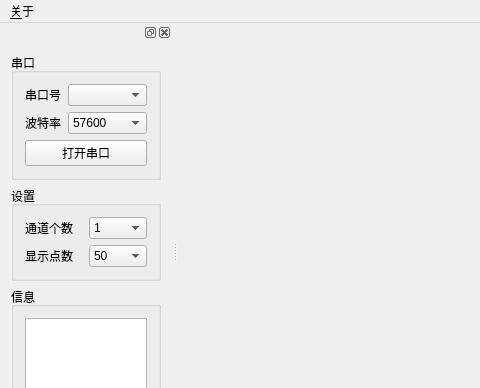
Before: the Qt Designer form SerialChartView/SerialChartView/mainwindow.ui in lisi099/SerialChartView, drawn with Qt 5; both pictures show x 0 to 480 and y 0 to 388 of the 670 by 500 pixel window.
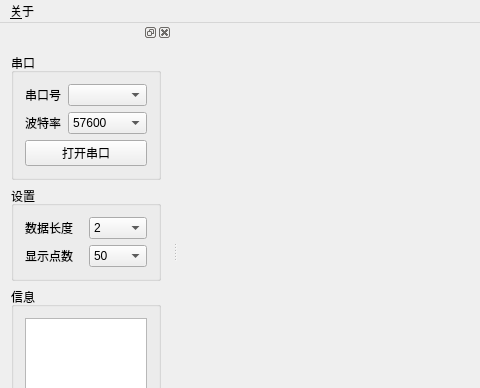
After: the same form once the commit is applied.

Patch:
```diff
--- a/SerialChartView/SerialChartView/mainwindow.ui
+++ b/SerialChartView/SerialChartView/mainwindow.ui
@@ -96,17 +96,12 @@
         <item row="0" column="0">
          <widget class="QLabel" name="label_3">
           <property name="text">
-           <string>通道个数</string>
+           <string>数据长度</string>
           </property>
          </widget>
         </item>
         <item row="0" column="1">
          <widget class="QComboBox" name="comboBox_channel">
-          <item>
-           <property name="text">
-            <string>1</string>
-           </property>
-          </item>
           <item>
            <property name="text">
             <string>2</string>
```
Left out of the diff: 15 changed lines with no effect on the pictures.
